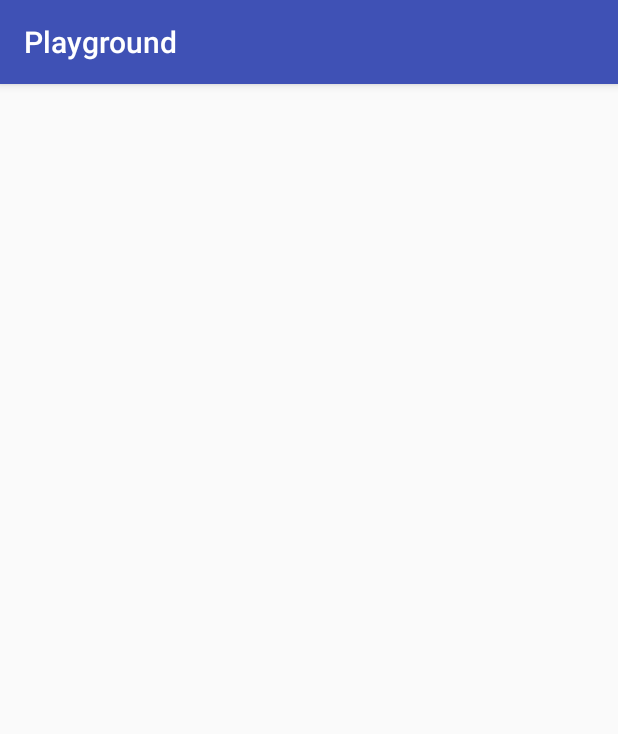
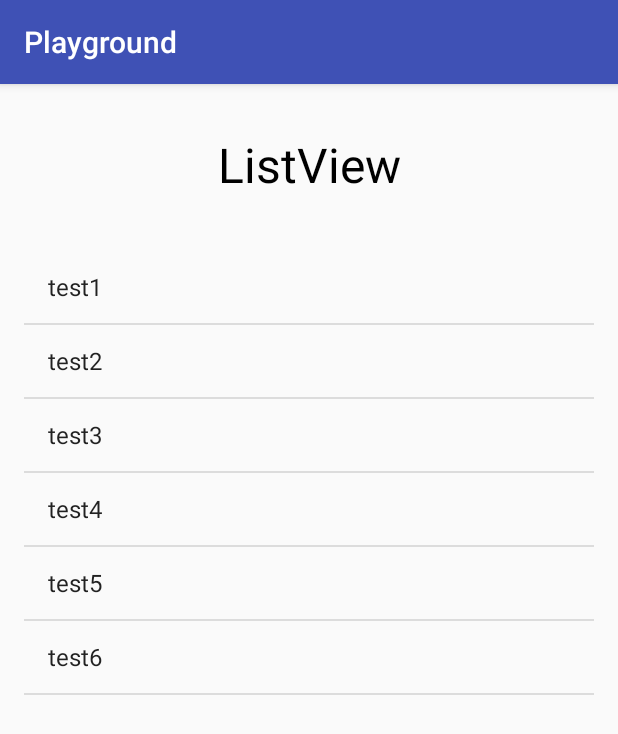
Before and after one commit to jtklein/Playground, an Android app: the PgActivityListView screen opened directly, with no data from a screen before it, on a phone screen of 412 x 824 dp. Shown: the top 734 px of the screen. Run offline under Robolectric (Android 15) with nearby library versions, the phone set to English and light mode, and no system bars.

Commit message:
Added simple list view

```diff
--- a/app/src/main/java/johannes/playground/PgActivityListView.java
+++ b/app/src/main/java/johannes/playground/PgActivityListView.java
@@ -3,16 +3,37 @@ package johannes.playground;
 import android.os.Bundle;
 import android.support.annotation.Nullable;
 import android.support.v7.app.AppCompatActivity;
+import android.widget.ArrayAdapter;
+import android.widget.ListView;
 
 /**
  * Created by johannesklein on 09.11.16.
  */
 public class PgActivityListView extends AppCompatActivity {
 
+    private String[] mData = new String[]{
+            "test1",
+            "test2",
+            "test3",
+            "test4",
+            "test5",
+            "test6",
+    };
+
+    private ListView mListView = null;
+    private ArrayAdapter<String> mAdapter;
+
     @Override
     protected void onCreate(@Nullable Bundle savedInstanceState) {
         super.onCreate(savedInstanceState);
         setContentView(R.layout.pg_activity_list_view);
 
+        mListView = (ListView) findViewById(R.id.listView);
+
+        mAdapter = new ArrayAdapter<String>(this, android.R.layout.simple_list_item_1, mData);
+
+        if (mAdapter != null){
+            mListView.setAdapter(mAdapter);
+        }
     }
 }
--- a/app/src/main/res/layout/pg_activity_list_view.xml
+++ b/app/src/main/res/layout/pg_activity_list_view.xml
@@ -3,6 +3,27 @@
     xmlns:android="http://schemas.android.com/apk/res/android"
     android:orientation="vertical"
     android:layout_width="match_parent"
-    android:layout_height="match_parent">
+    android:layout_height="match_parent"
+    android:paddingBottom="@dimen/activity_vertical_margin"
+    android:paddingLeft="@dimen/activity_horizontal_margin"
+    android:paddingRight="@dimen/activity_horizontal_margin"
+    android:paddingTop="@dimen/activity_vertical_margin">
+
+    <TextView
+        style="@style/HeaderTextView"
+        android:text="@string/ui_listview"
+        android:layout_width="match_parent"
+        android:layout_height="wrap_content" />
+
+    <Space
+        android:layout_width="match_parent"
+        android:layout_height="@dimen/text_size_big" />
+
+    <ListView
+        android:id="@+id/listView"
+        android:layout_width="match_parent"
+        android:layout_height="match_parent">
+
+    </ListView>
 
 </LinearLayout>
```
